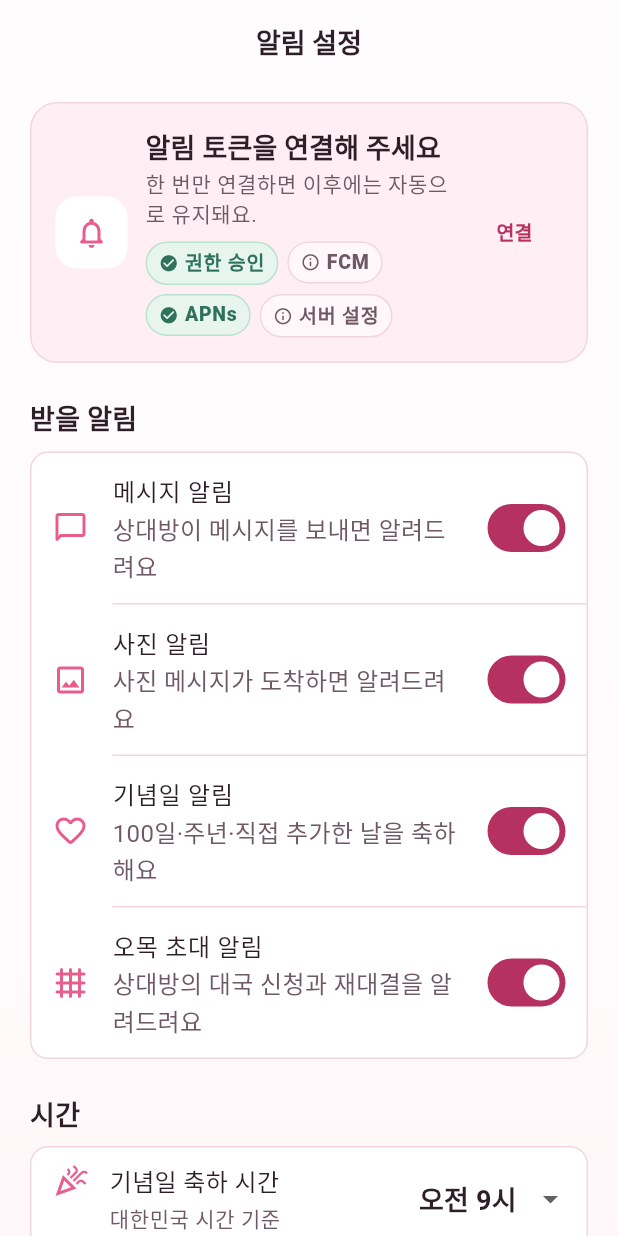
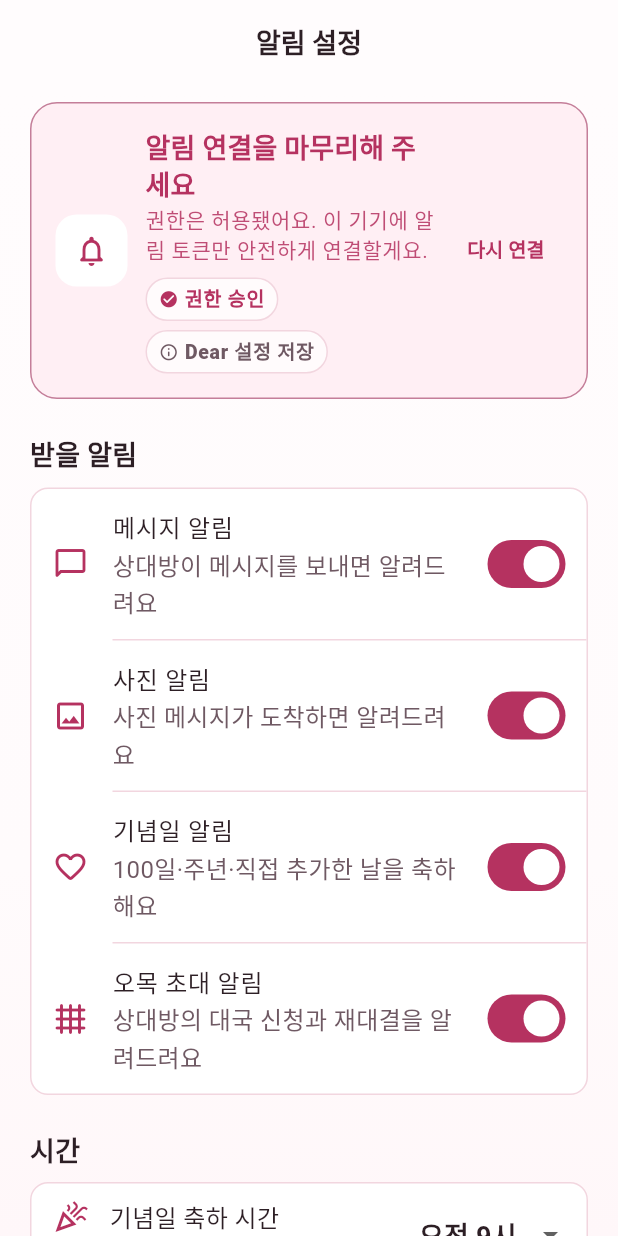
Before and after one commit to knemo0927-wq/dear-couple-app, a Flutter app: the NotificationSettingsPage screen opened by its route, on a phone screen of 412 x 824 dp. Run offline on Flutter 3.47's test engine with Material 3 defaults, Android fonts, the phone set to English and light mode, and no system bars; our stand-ins replace connectivity_plus, firebase_core, firebase_messaging, flutter_riverpod, geolocator, go_router and 4 more; missing offline and left inert: gal; accounts and stored records are empty.

Commit message:
feat(notifications): add pre-permission recovery flow

```diff
--- a/lib/src/features/notifications/data/notification_preferences.dart
+++ b/lib/src/features/notifications/data/notification_preferences.dart
@@ -183,6 +183,16 @@ final notificationSystemStatusProvider =
   try {
     final messaging = FirebaseMessaging.instance;
     final settings = await messaging.getNotificationSettings();
+    final authorized =
+        settings.authorizationStatus == AuthorizationStatus.authorized ||
+            settings.authorizationStatus == AuthorizationStatus.provisional;
+    if (!authorized) {
+      return NotificationSystemStatus(
+        authorizationStatus: settings.authorizationStatus,
+        hasFcmToken: false,
+        hasApnsToken: false,
+      );
+    }
     final fcmToken = await messaging.getToken();
     String? apnsToken;
     if (!kIsWeb && defaultTargetPlatform == TargetPlatform.iOS) {
--- a/lib/src/features/settings/presentation/notification_settings_page.dart
+++ b/lib/src/features/settings/presentation/notification_settings_page.dart
@@ -1,8 +1,10 @@
 import 'package:couple_chat_app/src/common/dear_design.dart';
 import 'package:couple_chat_app/src/common/error_mapper.dart';
 import 'package:couple_chat_app/src/features/auth/data/auth_providers.dart';
+import 'package:couple_chat_app/src/features/notifications/data/notification_permission_service.dart';
 import 'package:couple_chat_app/src/features/notifications/data/notification_preferences.dart';
 import 'package:couple_chat_app/src/features/notifications/data/push_registration_providers.dart';
+import 'package:firebase_messaging/firebase_messaging.dart';
 import 'package:flutter/material.dart';
 import 'package:flutter_riverpod/flutter_riverpod.dart';
 
@@ -15,7 +17,8 @@ class NotificationSettingsPage extends ConsumerStatefulWidget {
 }
 
 class _NotificationSettingsPageState
-    extends ConsumerState<NotificationSettingsPage> {
+    extends ConsumerState<NotificationSettingsPage>
+    with WidgetsBindingObserver {
   String? _activeUserId;
   int _userGeneration = 0;
   NotificationPreferences? _baseline;
@@ -26,6 +29,25 @@ class _NotificationSettingsPageState
   bool _preferencesRetrying = false;
   bool _saving = false;
   bool _registering = false;
+
+  @override
+  void initState() {
+    super.initState();
+    WidgetsBinding.instance.addObserver(this);
+  }
+
+  @override
+  void dispose() {
+    WidgetsBinding.instance.removeObserver(this);
+    super.dispose();
+  }
+
+  @override
+  void didChangeAppLifecycleState(AppLifecycleState state) {
+    if (state == AppLifecycleState.resumed && _activeUserId != null) {
+      ref.invalidate(notificationSystemStatusProvider);
+    }
+  }
 
   Future<void> _save() async {
     final draft = _draft;
@@ -85,6 +107,56 @@ class _NotificationSettingsPageState
     final generation = _userGeneration;
     setState(() => _registering = true);
     try {
+      final cachedStatus =
+          ref.read(notificationSystemStatusProvider).valueOrNull;
+      final NotificationSystemStatus systemStatus;
+      if (cachedStatus != null) {
+        systemStatus = cachedStatus;
+      } else {
+        systemStatus = await ref.read(notificationSystemStatusProvider.future);
+      }
+      if (!mounted ||
+          generation != _userGeneration ||
+          userId != _activeUserId) {
+        return;
+      }
+
+      if (systemStatus.authorizationStatus == AuthorizationStatus.denied) {
+        final opened = await ref.read(openNotificationSettingsProvider)();
+        if (!mounted ||
+            generation != _userGeneration ||
+            userId != _activeUserId) {
+          return;
+        }
+        ScaffoldMessenger.of(context).showSnackBar(
+          SnackBar(
+            content: Text(
+              opened
+                  ? '기기 설정에서 Dear 알림을 허용한 뒤 돌아와 주세요.'
+                  : '기기 설정을 열지 못했어요. 설정 앱에서 Dear 알림을 허용해 주세요.',
+            ),
+          ),
+        );
+        return;
+      }
+
+      final authorization =
+          await ref.read(requestNotificationPermissionProvider)();
+      ref.invalidate(notificationSystemStatusProvider);
+      if (!mounted ||
+          generation != _userGeneration ||
+          userId != _activeUserId) {
+        return;
+      }
+      if (!isNotificationAuthorizationGranted(authorization)) {
+        ScaffoldMessenger.of(context).showSnackBar(
+          const SnackBar(
+            content: Text('알림을 켜지 않았어요. 필요할 때 기기 설정에서 변경할 수 있어요.'),
+          ),
+        );
+        return;
+      }
+
       await ref
           .read(pushRegistrationServiceProvider)
           .syncForSession(userId: userId);
@@ -384,21 +456,38 @@ class _SystemStatusCard extends StatelessWidget {
 
   @override
   Widget build(BuildContext context) {
+    final scheme = Theme.of(context).colorScheme;
     final authorized = status?.isAuthorized == true;
     final provisional = status?.isProvisional == true;
     final connected = authorized && status?.hasFcmToken == true;
-    final title = provisional
-        ? '알림이 임시 허용됐어요'
-        : connected
-            ? '이 기기 알림이 연결됐어요'
+    final denied = status?.authorizationStatus == AuthorizationStatus.denied;
+    final title = connected
+        ? provisional
+            ? '알림이 조용히 연결됐어요'
+            : '이 기기 알림이 연결됐어요'
+        : denied
+            ? '기기 설정에서 알림을 허용해 주세요'
             : authorized
-                ? '알림 토큰을 연결해 주세요'
-                : '시스템 알림을 허용해 주세요';
-    final subtitle = provisional
-        ? '조용히 전달될 수 있어요. 시스템 설정에서 전체 허용으로 바꿀 수 있어요.'
-        : connected
-            ? '설정한 메시지와 기념일 알림을 받을 수 있어요.'
-            : '한 번만 연결하면 이후에는 자동으로 유지돼요.';
+                ? '알림 연결을 마무리해 주세요'
+                : '둘만의 메시지와 기념일을 놓치지 않도록 알림을 켤까요?';
+    final subtitle = connected
+        ? provisional
+            ? '현재는 조용히 전달될 수 있어요. 기기 설정에서 전체 허용으로 바꿀 수 있어요.'
+            : '설정한 메시지와 기념일 알림을 받을 수 있어요.'
+        : denied
+            ? 'Dear가 알림을 보낼 수 있도록 기기 설정에서 권한을 변경해 주세요.'
+            : authorized
+                ? '권한은 허용됐어요. 이 기기에 알림 토큰만 안전하게 연결할게요.'
+                : '알림을 켜면 메시지, 기념일, 오목 초대를 놓치지 않고 받을 수 있어요.';
+    final actionLabel = denied
+        ? '설정 열기'
+        : authorized
+            ? '다시 연결'
+            : '알림 켜기';
+    final containerColor =
+        connected ? scheme.tertiaryContainer : scheme.primaryContainer;
+    final foreground =
+        connected ? scheme.onTertiaryContainer : scheme.onPrimaryContainer;
     final details = Column(
       key: const Key('notification-system-details'),
       crossAxisAlignment: CrossAxisAlignment.start,
@@ -407,14 +496,14 @@ class _SystemStatusCard extends StatelessWidget {
           title,
           style: Theme.of(context).textTheme.titleSmall?.copyWith(
                 fontWeight: FontWeight.w800,
-                color: DearColors.ink,
+                color: foreground,
               ),
         ),
         const SizedBox(height: 3),
         Text(
           subtitle,
           style: Theme.of(context).textTheme.bodySmall?.copyWith(
-                color: DearColors.secondary,
+                color: foreground.withValues(alpha: 0.86),
                 height: 1.35,
               ),
         ),
@@ -428,15 +517,7 @@ class _SystemStatusCard extends StatelessWidget {
               connected: authorized,
             ),
             _ConnectionStatusChip(
-              label: 'FCM',
-              connected: status?.hasFcmToken == true,
-            ),
-            _ConnectionStatusChip(
-              label: 'APNs',
-              connected: status?.hasApnsToken == true,
-            ),
-            _ConnectionStatusChip(
-              label: '서버 설정',
+              label: 'Dear 설정 저장',
               connected: serverSynced,
             ),
           ],
@@ -450,8 +531,8 @@ class _SystemStatusCard extends StatelessWidget {
               : Icons.notifications_none_rounded,
           size: 48,
           iconSize: 24,
-          background: Colors.white,
-          color: connected ? const Color(0xFF3A8D70) : DearColors.coral,
+          background: scheme.surface,
+          color: connected ? scheme.tertiary : scheme.primary,
         );
 
     Widget connectButton({required bool expanded}) => SizedBox(
@@ -460,7 +541,7 @@ class _SystemStatusCard extends StatelessWidget {
           child: TextButton(
             key: const Key('notification-connect-button'),
             onPressed: loading ? null : onConnect,
-            child: Text(loading ? '연결 중' : '연결'),
+            child: Text(loading ? '연결 중...' : actionLabel),
           ),
         );
 
@@ -472,11 +553,9 @@ class _SystemStatusCard extends StatelessWidget {
           key: const Key('notification-system-status-card'),
           padding: const EdgeInsets.all(16),
           decoration: BoxDecoration(
-            color: connected ? const Color(0xFFF2FAF6) : DearColors.coralSoft,
+            color: containerColor,
             borderRadius: BorderRadius.circular(DearRadii.control),
-            border: Border.all(
-              color: connected ? const Color(0xFFB8E2D2) : DearColors.line,
-            ),
+            border: Border.all(color: scheme.outline),
           ),
           child: reflow
               ? Column(
@@ -524,25 +603,24 @@ class _ConnectionStatusChip extends StatelessWidget {
 
   @override
   Widget build(BuildContext context) {
-    final color = connected ? const Color(0xFF2F725C) : DearColors.secondary;
+    final scheme = Theme.of(context).colorScheme;
+    final color = connected ? scheme.primary : scheme.onSurfaceVariant;
     return Container(
       padding: const EdgeInsets.symmetric(horizontal: 8, vertical: 4),
       decoration: BoxDecoration(
-        color: connected ? const Color(0xFFE8F5EF) : DearColors.blush,
+        color: scheme.surface.withValues(alpha: 0.72),
         borderRadius: BorderRadius.circular(999),
-        border: Border.all(
-          color: connected ? const Color(0xFFB8E2D2) : DearColors.line,
-        ),
+        border: Border.all(color: scheme.outlineVariant),
       ),
-      child: Row(
-        mainAxisSize: MainAxisSize.min,
+      child: Wrap(
+        crossAxisAlignment: WrapCrossAlignment.center,
+        spacing: DearSpacing.space4,
         children: [
           Icon(
             connected ? Icons.check_circle_rounded : Icons.info_outline_rounded,
             size: 13,
             color: color,
           ),
-          const SizedBox(width: 4),
           Text(
             label,
             style: Theme.of(context).textTheme.labelSmall?.copyWith(
@@ -563,10 +641,11 @@ class _SectionLabel extends StatelessWidget {
 
   @override
   Widget build(BuildContext context) {
+    final scheme = Theme.of(context).colorScheme;
     return Text(
       label,
       style: Theme.of(context).textTheme.titleMedium?.copyWith(
-            color: DearColors.ink,
+            color: scheme.onSurface,
             fontWeight: FontWeight.w900,
           ),
     );
@@ -580,12 +659,13 @@ class _SettingsSection extends StatelessWidget {
 
   @override
   Widget build(BuildContext context) {
+    final scheme = Theme.of(context).colorScheme;
     return Container(
       clipBehavior: Clip.antiAlias,
       decoration: BoxDecoration(
-        color: Colors.white.withValues(alpha: 0.96),
+        color: scheme.surface.withValues(alpha: 0.96),
         borderRadius: BorderRadius.circular(12),
-        border: Border.all(color: DearColors.line),
+        border: Border.all(color: scheme.outlineVariant),
       ),
       child: Column(children: children),
     );
@@ -611,18 +691,19 @@ class _PreferenceSwitchRow extends StatelessWidget {
 
   @override
   Widget build(BuildContext context) {
+    final scheme = Theme.of(context).colorScheme;
     return Column(
       children: [
         SwitchListTile(
           contentPadding: const EdgeInsets.fromLTRB(14, 5, 10, 5),
-          secondary: Icon(icon, color: DearColors.coral),
+          secondary: Icon(icon, color: scheme.primary),
           title: Text(title),
           subtitle: Text(subtitle),
           value: value,
           onChanged: onChanged,
         ),
         if (showDivider)
-          const Divider(height: 1, indent: 54, color: DearColors.line),
+          Divider(height: 1, indent: 54, color: scheme.outlineVariant),
       ],
     );
   }
@@ -647,6 +728,8 @@ class _TimeSelectorRow extends StatelessWidget {
 
   @override
   Widget build(BuildContext context) {
+    final theme = Theme.of(context);
+    final scheme = theme.colorScheme;
     final selectorEnabled = enabled && onChanged != null;
     return Column(
       children: [
@@ -662,7 +745,7 @@ class _TimeSelectorRow extends StatelessWidget {
                 children: [
                   Icon(
                     icon,
-                    color: enabled ? DearColors.coral : DearColors.disabled,
+                    color: enabled ? scheme.primary : theme.disabledColor,
                   ),
                   const SizedBox(width: 14),
                   Expanded(
@@ -675,7 +758,7 @@ class _TimeSelectorRow extends StatelessWidget {
                           subtitle,
                           style:
                               Theme.of(context).textTheme.bodySmall?.copyWith(
-                                    color: DearColors.secondary,
+                                    color: scheme.onSurfaceVariant,
                                   ),
                         ),
                       ],
@@ -725,7 +808,7 @@ class _TimeSelectorRow extends StatelessWidget {
             },
           ),
         ),
-        const Divider(height: 1, indent: 54, color: DearColors.line),
+        Divider(height: 1, indent: 54, color: scheme.outlineVariant),
       ],
     );
   }
@@ -818,6 +901,7 @@ class _NotificationSettingsSkeleton extends StatelessWidget {
 
   @override
   Widget build(BuildContext context) {
+    final scheme = Theme.of(context).colorScheme;
     return ListView.separated(
       padding: const EdgeInsets.all(20),
       itemCount: 6,
@@ -825,9 +909,9 @@ class _NotificationSettingsSkeleton extends StatelessWidget {
       itemBuilder: (_, index) => Container(
         height: index == 0 ? 92 : 68,
         decoration: BoxDecoration(
-          color: Colors.white.withValues(alpha: 0.72),
+          color: scheme.surface.withValues(alpha: 0.72),
           borderRadius: BorderRadius.circular(12),
-          border: Border.all(color: DearColors.line),
+          border: Border.all(color: scheme.outlineVariant),
         ),
       ),
     );
```
Also changed, not shown: 1 other file.
